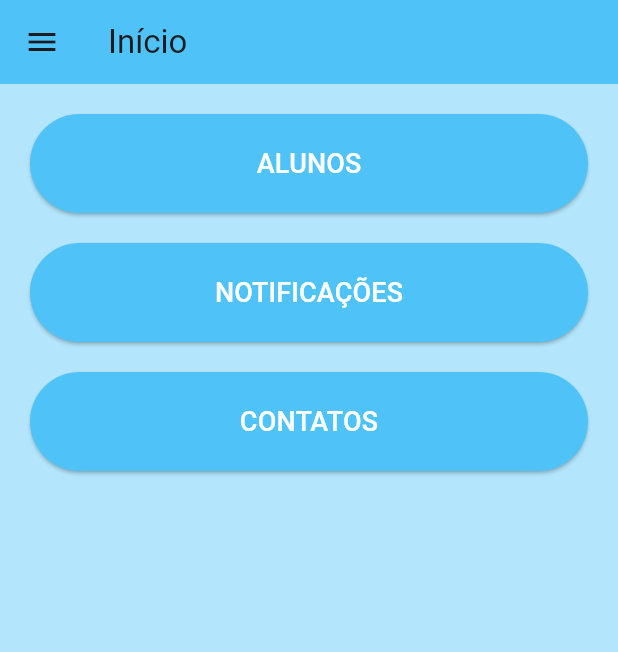
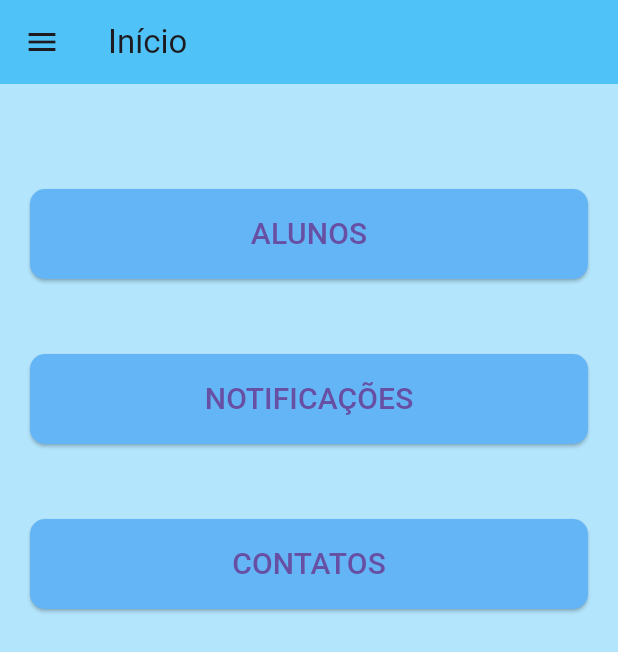
Before and after one commit to cc22153/EduCare, a Flutter app: the InicioProfessor screen opened directly, on a phone screen of 412 x 824 dp. Shown: the top 652 px of the screen. Run offline on Flutter 3.47's test engine with Material 3 defaults, Android fonts, the light colour scheme and no system bars.

```diff
--- a/educare/lib/Telas/Professor/InicioProfessor.dart
+++ b/educare/lib/Telas/Professor/InicioProfessor.dart
@@ -40,13 +40,13 @@ class InicioProfessorState extends State<InicioProfessor> {
               title: const Text('Editar Dados'),
               onTap: () {
                 Navigator.pop(context);
+                // Aqui pode colocar navegação pra tela de edição se criar futuramente
               },
             ),
             ListTile(
               leading: const Icon(Icons.exit_to_app),
               title: const Text('Sair'),
               onTap: () {
-                Navigator.pop(context);
                 Navigator.pushReplacementNamed(context, '/login');
               },
             ),
@@ -58,6 +58,8 @@ class InicioProfessorState extends State<InicioProfessor> {
   child: Column(
     crossAxisAlignment: CrossAxisAlignment.stretch,
     children: [
+
+      const SizedBox(height: 50),
             botaoPadrao('ALUNOS', () {
               Navigator.push(
                 context,
@@ -65,14 +67,15 @@ class InicioProfessorState extends State<InicioProfessor> {
               );
             }),
 
-            const SizedBox(height: 20),
+     const SizedBox(height: 50),
             botaoPadrao('NOTIFICAÇÕES', () {
               Navigator.push(
                 context,
                 MaterialPageRoute(builder: (context) => const NotificacoesProfessor()),
               );
             }),
-            const SizedBox(height: 20),
+
+      const SizedBox(height: 50),
             botaoPadrao('CONTATOS', () {
               Navigator.push(
                 context,
@@ -81,20 +84,26 @@ class InicioProfessorState extends State<InicioProfessor> {
             }),
       ],
      ),
-      ),
+    )
     );
   }
 
   Widget botaoPadrao(String texto, VoidCallback onPressed) {
-    return ElevatedButton(
+    return SizedBox(
+      width: double.infinity,
+      height: 60,
+      child: ElevatedButton(
+        onPressed: onPressed,
         style: ElevatedButton.styleFrom(
-        backgroundColor: Colors.lightBlue[300],
-        padding: const EdgeInsets.symmetric(vertical: 20),
+          backgroundColor: Colors.blue[300],
+          shape: RoundedRectangleBorder(
+            borderRadius: BorderRadius.circular(10),
           ),
-      onPressed: onPressed,
+        ),
         child: Text(
           texto,
-        style: const TextStyle(fontSize: 18, color: Colors.white),
+          style: const TextStyle(fontSize: 20),
+        ),
       ),
     );
   }
--- a/educare/lib/Telas/Responsavel/InicioResponsavel.dart
+++ b/educare/lib/Telas/Responsavel/InicioResponsavel.dart
@@ -92,11 +92,11 @@ class InicioResponsavelState extends State<InicioResponsavel> {
               leading: const Icon(Icons.exit_to_app),
               title: const Text('Sair'),
               onTap: () {
-                Navigator.pop(context); // Fecha o menu
+                Navigator.pop(context);
                Navigator.push(
                 context,
                 MaterialPageRoute(builder: (context) => const Login()),
-              ); // Sai da conta e vai para tela de login
+              );
               },
             ),
           ],
--- a/educare/lib/Telas/Responsavel/PosCadastro.dart
+++ b/educare/lib/Telas/Responsavel/PosCadastro.dart
@@ -44,8 +44,6 @@ class PosCadastro extends StatelessWidget {
 
             const TextField(decoration: InputDecoration(labelText: 'Turma'), ),
 
-              const TextField(decoration: InputDecoration(labelText: 'Email do Professor(a)'), ),
-
             const SizedBox(height: 50),
 
             ElevatedButton(
```
Also changed, not shown: educare/lib/Telas/Professor/AdicionarAluno.dart (+11 -1 lines), educare/lib/Telas/Professor/EditarDadosProfessor.dart (added, +39 -0 lines), educare/lib/Telas/Responsavel/EditarDadosResponsavel.dart (added, +39 -0 lines). Lines whose indentation alone changed are shown as unchanged.
